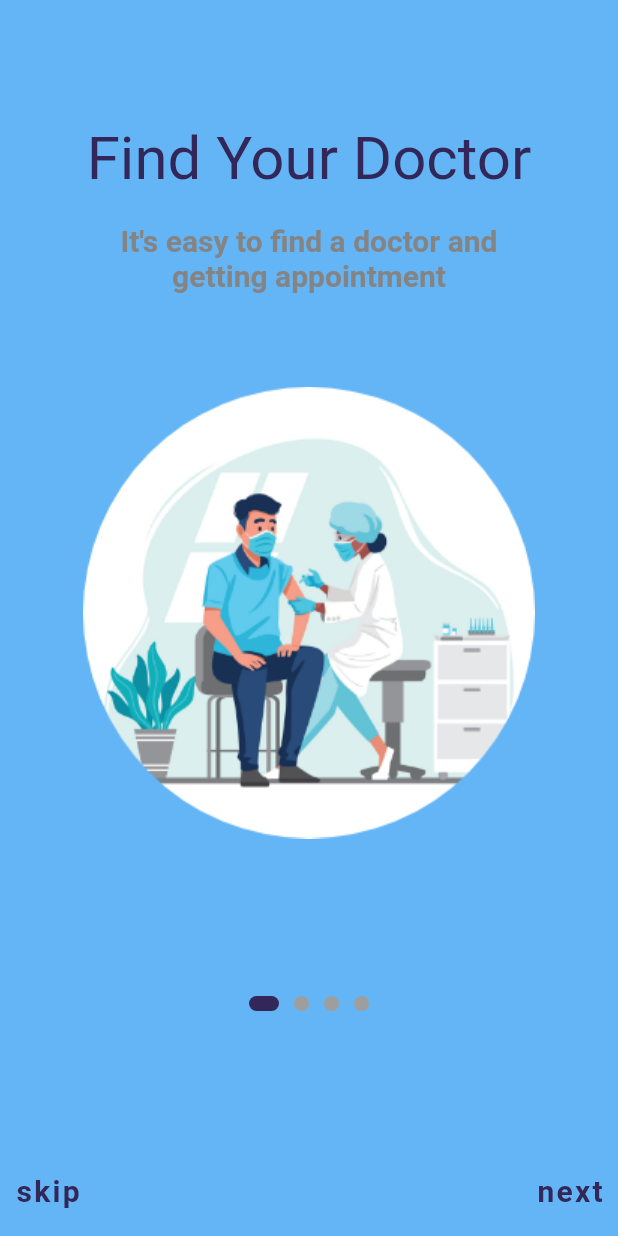
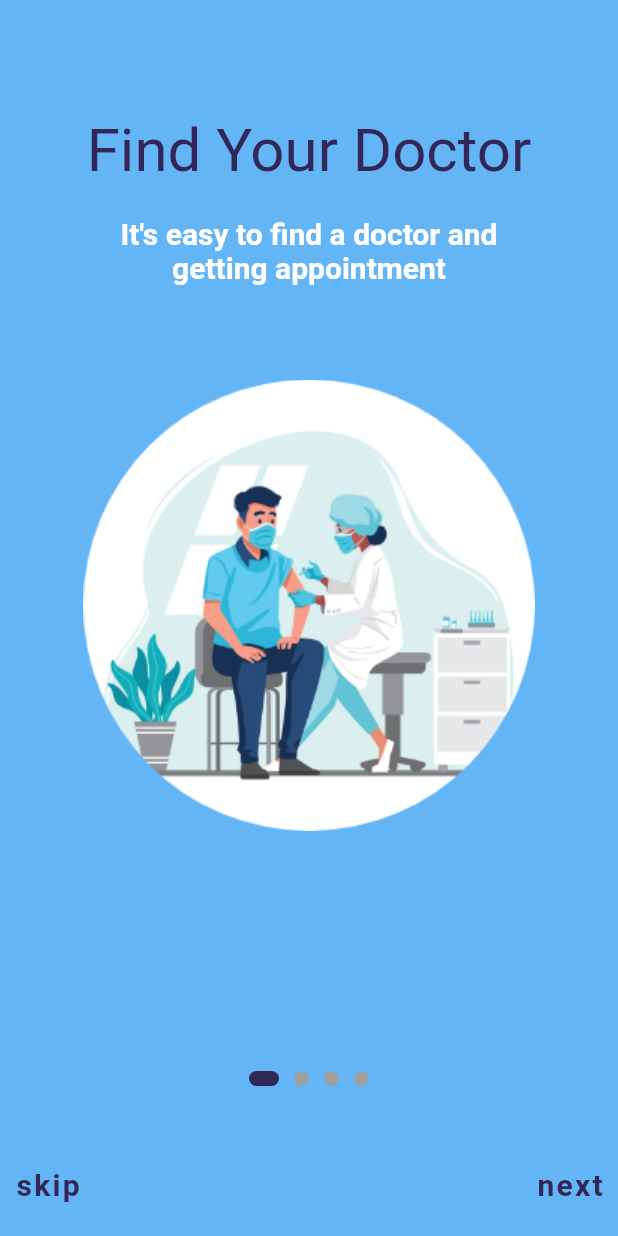
Before and after one commit to octorose/D.one, a Flutter app: the screen it shows after launch, on a phone screen of 412 x 824 dp. Run offline on Flutter 3.47's test engine with Material 2 defaults, Android fonts, the phone set to English and light mode, and no system bars.

Commit message:
Compatibility fix with all phones onBoarding page

```diff
--- a/lib/Widgets/slideitem.dart
+++ b/lib/Widgets/slideitem.dart
@@ -15,7 +15,7 @@ class _SlideitemState extends State<Slideitem> {
     return Column(
       children: [
         SizedBox(
-          height: 80,
+          height: 75,
         ),
         Text(
           slideList[widget.index!].title,
@@ -34,7 +34,7 @@ class _SlideitemState extends State<Slideitem> {
           style: TextStyle(
             fontSize: 20,
             fontWeight: FontWeight.bold,
-            color: Color.fromARGB(255, 133, 132, 132),
+            color: Color.fromARGB(255, 255, 255, 255),
           ),
         ),
         SizedBox(
--- a/lib/screens/Onboarding.dart
+++ b/lib/screens/Onboarding.dart
@@ -40,12 +40,13 @@ class _OnboardingState extends State<Onboarding> {
         ),
         child: Column(
           children: [
-            Stack(
+            Expanded(
+              child: Stack(
                 children: [
                   Container(
                     // color: Colors.red,
                     alignment: Alignment.center,
-                  height: 664,
+                    height: 660,
                     child: Padding(
                       padding: const EdgeInsets.all(2.0),
                       child: PageView.builder(
@@ -60,10 +61,12 @@ class _OnboardingState extends State<Onboarding> {
                         itemCount: slideList.length,
                       ),
                     ),
-                )
-              ],
                   ),
-            Container(
+                  Positioned(
+                    bottom: 100,
+                    left: 0,
+                    right: 0,
+                    child: Container(
                       child: Row(
                         mainAxisAlignment: MainAxisAlignment.center,
                         children: List.generate(
@@ -72,14 +75,17 @@ class _OnboardingState extends State<Onboarding> {
                         ),
                       ),
                     ),
-            SizedBox(
-              height: 100,
                   ),
-            Container(
-                height: 40,
+                  Positioned(
+                    bottom: 10,
+                    left: 0,
+                    right: 0,
+                    child: Container(
+                        // height: 40,
                         child: currentindex < slideList.length - 1
                             ? Row(
-                        mainAxisAlignment: MainAxisAlignment.spaceBetween,
+                                mainAxisAlignment:
+                                    MainAxisAlignment.spaceBetween,
                                 children: [
                                   TextButton(
                                     style: TextButton.styleFrom(
@@ -92,7 +98,8 @@ class _OnboardingState extends State<Onboarding> {
                                     },
                                     child: Text('skip',
                                         style: TextStyle(
-                                    color: Color.fromARGB(255, 50, 39, 88),
+                                            color:
+                                                Color.fromARGB(255, 50, 39, 88),
                                             fontWeight: FontWeight.bold,
                                             letterSpacing: 1.5)),
                                   ),
@@ -105,13 +112,15 @@ class _OnboardingState extends State<Onboarding> {
                                     onPressed: () {
                                       if (currentindex < slideList.length - 1) {
                                         _pageController.nextPage(
-                                    duration: const Duration(milliseconds: 300),
+                                            duration: const Duration(
+                                                milliseconds: 300),
                                             curve: Curves.easeIn);
                                       }
                                     },
                                     child: Text('next',
                                         style: TextStyle(
-                                    color: Color.fromARGB(255, 50, 39, 88),
+                                            color:
+                                                Color.fromARGB(255, 50, 39, 88),
                                             fontWeight: FontWeight.bold,
                                             letterSpacing: 1.5)),
                                   ),
@@ -134,6 +143,81 @@ class _OnboardingState extends State<Onboarding> {
                                       child: Text('Get Started')),
                                 ],
                               )),
+                  ),
+                ],
+              ),
+            ),
+            // Container(
+            //   child: Row(
+            //     mainAxisAlignment: MainAxisAlignment.center,
+            //     children: List.generate(
+            //       slideList.length,
+            //       (index) => buildDot(index: index),
+            //     ),
+            //   ),
+            // ),
+            // SizedBox(
+            //   height: 100,
+            // ),
+            // Container(
+            //     height: 40,
+            //     child: currentindex < slideList.length - 1
+            //         ? Row(
+            //             mainAxisAlignment: MainAxisAlignment.spaceBetween,
+            //             children: [
+            //               TextButton(
+            //                 style: TextButton.styleFrom(
+            //                   textStyle: const TextStyle(
+            //                     fontSize: 20,
+            //                   ),
+            //                 ),
+            //                 onPressed: () {
+            //                   Navigator.pushNamed(context, 'login');
+            //                 },
+            //                 child: Text('skip',
+            //                     style: TextStyle(
+            //                         color: Color.fromARGB(255, 50, 39, 88),
+            //                         fontWeight: FontWeight.bold,
+            //                         letterSpacing: 1.5)),
+            //               ),
+            //               TextButton(
+            //                 style: TextButton.styleFrom(
+            //                   textStyle: const TextStyle(
+            //                     fontSize: 20,
+            //                   ),
+            //                 ),
+            //                 onPressed: () {
+            //                   if (currentindex < slideList.length - 1) {
+            //                     _pageController.nextPage(
+            //                         duration: const Duration(milliseconds: 300),
+            //                         curve: Curves.easeIn);
+            //                   }
+            //                 },
+            //                 child: Text('next',
+            //                     style: TextStyle(
+            //                         color: Color.fromARGB(255, 50, 39, 88),
+            //                         fontWeight: FontWeight.bold,
+            //                         letterSpacing: 1.5)),
+            //               ),
+            //             ],
+            //           )
+            //         : Row(
+            //             mainAxisAlignment: MainAxisAlignment.center,
+            //             children: [
+            //               ElevatedButton(
+            //                   style: ElevatedButton.styleFrom(
+            //                       textStyle: const TextStyle(
+            //                         fontSize: 20,
+            //                       ),
+            //                       fixedSize: const Size(200, 50),
+            //                       backgroundColor:
+            //                           Color.fromARGB(255, 50, 39, 88)),
+            //                   onPressed: (() {
+            //                     Navigator.pushNamed(context, 'login');
+            //                   }),
+            //                   child: Text('Get Started')),
+            //             ],
+            //           )),
           ],
         ),
       ),
```
Lines whose indentation alone changed are shown as unchanged.
